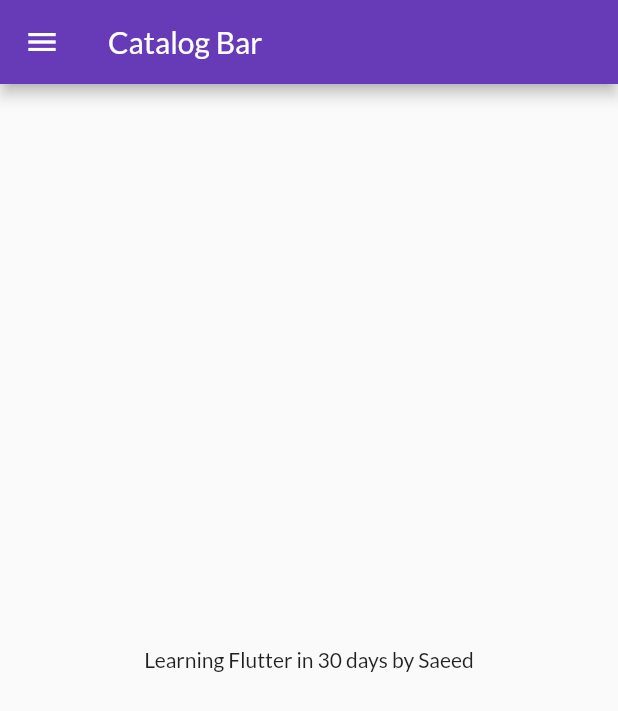
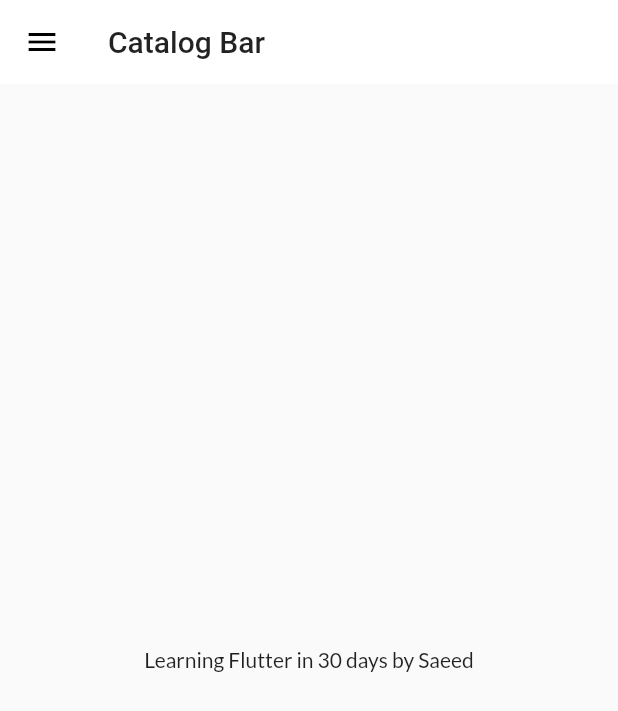
Before and after one commit to silokilo966/30DaysofFlutter, a Flutter app: the screen it shows after launch, on a phone screen of 412 x 824 dp. Shown: the top 711 px of the screen. Run offline on Flutter 3.47's test engine with Material 2 defaults, Android fonts, the phone set to English and light mode, and no system bars; our stand-ins replace google_fonts.

Commit message:
themes extracted

```diff
--- a/lib/main.dart
+++ b/lib/main.dart
@@ -1,7 +1,7 @@
 import 'package:flutter/material.dart';
 import 'package:learning_flutter/pages/login_page.dart';
-import 'package:google_fonts/google_fonts.dart';
 import 'package:learning_flutter/pages/utils/routes.dart';
+import 'package:learning_flutter/widgets/themes.dart';
 import 'pages/home_page.dart';
 
 void main() {
@@ -23,10 +23,8 @@ class MyApp extends StatelessWidget {
     return MaterialApp(
       //home: HomePage(),
       themeMode: ThemeMode.light,
-      darkTheme: ThemeData(brightness: Brightness.dark),
-      theme: ThemeData(
-          primarySwatch: Colors.deepPurple,
-          fontFamily: GoogleFonts.lato().fontFamily),
+      theme: MyTheme.lightTheme(context),
+      darkTheme: MyTheme.darkTheme(context),
       initialRoute: MyRoutes.homeRoute,
       debugShowCheckedModeBanner: false,
       routes: {
--- /dev/null
+++ b/lib/widgets/themes.dart
@@ -0,0 +1,17 @@
+import 'package:flutter/material.dart';
+import 'package:google_fonts/google_fonts.dart';
+
+class MyTheme {
+  static ThemeData lightTheme(BuildContext context) => ThemeData(
+      primarySwatch: Colors.deepPurple,
+      fontFamily: GoogleFonts.lato().fontFamily,
+      appBarTheme: AppBarTheme(
+        color: Colors.white,
+        elevation: 0.0,
+        iconTheme: IconThemeData(color: Colors.black),
+        textTheme: Theme.of(context).textTheme,
+      ));
+
+  static ThemeData darkTheme(BuildContext context) =>
+      ThemeData(brightness: Brightness.dark);
+}
```
